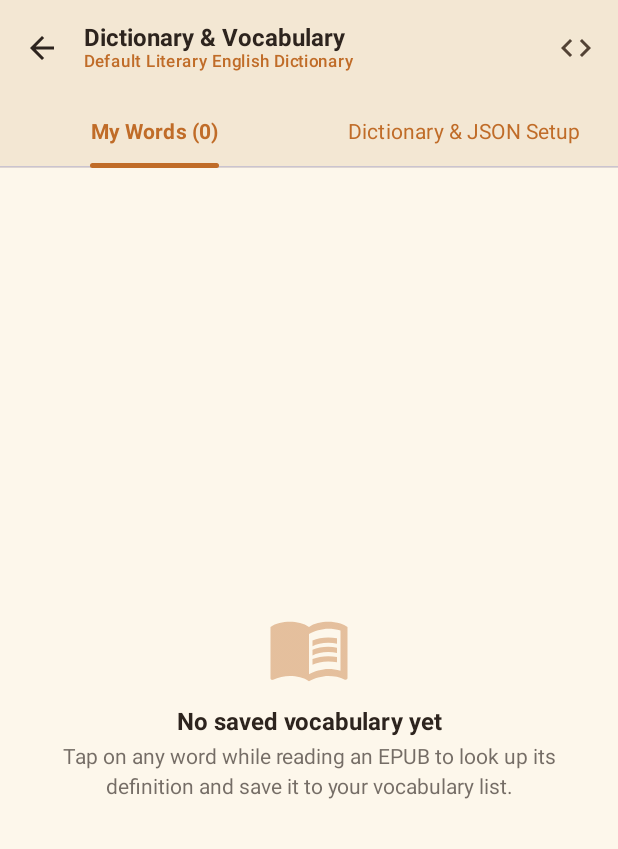
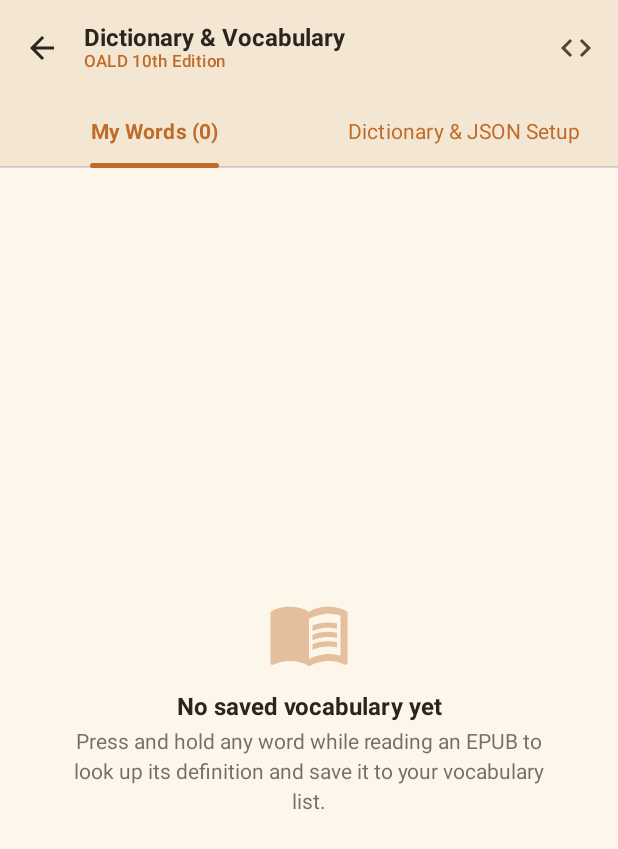
Before and after one commit to naider04/Android-EPUB-Reader, an Android app built with Jetpack Compose: the screen it shows after launch (MainActivity), after a tap on "Dictionary", on a phone screen of 412 x 824 dp. Shown: the top 849 px of the screen. Run offline under Robolectric (Android 15) with nearby library versions, the light colour scheme and no system bars; our stand-ins replace Room's generated code.

Commit message:
feat: bundle OALD 10th Edition dictionary and require long-press for word lookup
- Convert OALD dictionary JSON (57k entries) into an indexed SQLite asset
- Install DB to internal storage on first launch and query per lookup
- Match web reader semantics: strip normalization, inflection index,
  cross-reference resolution (e.g. took -> past tense of take)
- Word definitions now open on long-press with haptic feedback instead of tap
- Header dictionary button opens the searchable sheet; update hint texts

```diff
--- a/app/src/main/java/com/example/data/dictionary/DefaultDictionaryData.kt
+++ /dev/null
@@ -1,422 +0,0 @@
-package com.example.data.dictionary
-
-import com.example.data.model.DictionaryEntry
-import com.example.data.model.DictionaryMeaning
-
-object DefaultDictionaryData {
-    val entries: Map<String, DictionaryEntry> by lazy {
-        val list = listOf(
-            DictionaryEntry(
-                word = "ephemeral",
-                phonetic = "/ɪˈfem.ər.əl/",
-                meanings = listOf(
-                    DictionaryMeaning(
-                        partOfSpeech = "adjective",
-                        definitions = listOf("Lasting for only a very short time; transitory; fleeting."),
-                        examples = listOf("The ephemeral beauty of cherry blossoms in springtime.", "Fame in modern media is often ephemeral.")
-                    )
-                ),
-                origin = "From Greek ephēmeros, meaning 'lasting only a day'."
-            ),
-            DictionaryEntry(
-                word = "serendipity",
-                phonetic = "/ˌser.ənˈdɪp.ə.ti/",
-                meanings = listOf(
-                    DictionaryMeaning(
-                        partOfSpeech = "noun",
-                        definitions = listOf("The occurrence and development of events by chance in a happy or beneficial way."),
-                        examples = listOf("Finding that rare first edition book was pure serendipity.")
-                    )
-                ),
-                origin = "Coined by Horace Walpole in 1754 from the Persian fairy tale 'The Three Princes of Serendip'."
-            ),
-            DictionaryEntry(
-                word = "solitude",
-                phonetic = "/ˈsɒl.ɪ.tjuːd/",
-                meanings = listOf(
-                    DictionaryMeaning(
-                        partOfSpeech = "noun",
-                        definitions = listOf("The state or situation of being alone, especially when pleasant and peaceful."),
-                        examples = listOf("She savored the peace and solitude of the mountain cabin.")
-                    )
-                )
-            ),
-            DictionaryEntry(
-                word = "eloquence",
-                phonetic = "/ˈel.ə.kwəns/",
-                meanings = listOf(
-                    DictionaryMeaning(
-                        partOfSpeech = "noun",
-                        definitions = listOf("Fluent or persuasive speaking or writing; the art of using language with clarity and power."),
-                        examples = listOf("The senator spoke with great eloquence and conviction.")
-                    )
-                )
-            ),
-            DictionaryEntry(
-                word = "resilience",
-                phonetic = "/rɪˈzɪl.jəns/",
-                meanings = listOf(
-                    DictionaryMeaning(
-                        partOfSpeech = "noun",
-                        definitions = listOf("The capacity to recover quickly from difficulties; toughness and elasticity."),
-                        examples = listOf("The resilience of the human spirit in times of crisis.")
-                    )
-                )
-            ),
-            DictionaryEntry(
-                word = "luminous",
-                phonetic = "/ˈluː.mɪ.nəs/",
-                meanings = listOf(
-                    DictionaryMeaning(
-                        partOfSpeech = "adjective",
-                        definitions = listOf("Full of or shedding light; bright or shining, especially in the dark; clear and enlightened."),
-                        examples = listOf("The luminous moon reflected over the tranquil sea.", "Her luminous prose captivated generations of readers.")
-                    )
-                )
-            ),
-            DictionaryEntry(
-                word = "ineffable",
-                phonetic = "/ɪnˈef.ə.bəl/",
-                meanings = listOf(
-                    DictionaryMeaning(
-                        partOfSpeech = "adjective",
-                        definitions = listOf("Too great or extreme to be expressed or described in words; inexpressible."),
-                        examples = listOf("An ineffable sense of joy swept through the crowd.")
-                    )
-                )
-            ),
-            DictionaryEntry(
-                word = "melancholy",
-                phonetic = "/ˈmel.əŋ.kɒl.i/",
-                meanings = listOf(
-                    DictionaryMeaning(
-                        partOfSpeech = "noun / adjective",
-                        definitions = listOf("A feeling of pensive sadness, typically with no obvious cause; deeply thoughtful and somber."),
-                        examples = listOf("A feeling of melancholy descended on him as autumn arrived.")
-                    )
-                )
-            ),
-            DictionaryEntry(
-                word = "stratagem",
-                phonetic = "/ˈstræt.ə.dʒəm/",
-                meanings = listOf(
-                    DictionaryMeaning(
-                        partOfSpeech = "noun",
-                        definitions = listOf("A plan or scheme, especially one used to outwit an opponent or achieve an end in warfare or strategy."),
-                        examples = listOf("Sun Tzu's brilliant stratagem secured victory before the battle even began.")
-                    )
-                )
-            ),
-            DictionaryEntry(
-                word = "sublime",
-                phonetic = "/səˈblaɪm/",
-                meanings = listOf(
-                    DictionaryMeaning(
-                        partOfSpeech = "adjective",
-                        definitions = listOf("Of such excellence, grandeur, or beauty as to inspire great admiration or awe."),
-                        examples = listOf("The orchestra gave a sublime performance of Beethoven's Ninth.")
-                    )
-                )
-            ),
-            DictionaryEntry(
-                word = "fortitude",
-                phonetic = "/ˈfɔː.tɪ.tjuːd/",
-                meanings = listOf(
-                    DictionaryMeaning(
-                        partOfSpeech = "noun",
-                        definitions = listOf("Courage in pain or adversity."),
-                        examples = listOf("She endured her long illness with admirable fortitude.")
-                    )
-                )
-            ),
-            DictionaryEntry(
-                word = "epiphany",
-                phonetic = "/ɪˈpɪf.ən.i/",
-                meanings = listOf(
-                    DictionaryMeaning(
-                        partOfSpeech = "noun",
-                        definitions = listOf("A moment of sudden revelation or profound insight."),
-                        examples = listOf("In the quiet library, he experienced a sudden epiphany that solved the problem.")
-                    )
-                )
-            ),
-            DictionaryEntry(
-                word = "pragmatic",
-                phonetic = "/præɡˈmæt.ɪk/",
-                meanings = listOf(
-                    DictionaryMeaning(
-                        partOfSpeech = "adjective",
-                        definitions = listOf("Dealing with things sensibly and realistically in a way based on practical considerations rather than theoretical ones."),
-                        examples = listOf("We need a pragmatic approach to solve this dilemma.")
-                    )
-                )
-            ),
-            DictionaryEntry(
-                word = "quixotic",
-                phonetic = "/kwɪkˈsɒt.ɪk/",
-                meanings = listOf(
-                    DictionaryMeaning(
-                        partOfSpeech = "adjective",
-                        definitions = listOf("Exceedingly idealistic; unrealistic and impractical."),
-                        examples = listOf("A vast, quixotic campaign to change the world overnight.")
-                    )
-                ),
-                origin = "Derived from Don Quixote, hero of the romance by Cervantes."
-            ),
-            DictionaryEntry(
-                word = "curious",
-                phonetic = "/ˈkjʊə.ri.əs/",
-                meanings = listOf(
-                    DictionaryMeaning(
-                        partOfSpeech = "adjective",
-                        definitions = listOf("Eager to know or learn something; strange, unusual or noteworthy."),
-                        examples = listOf("'Curiouser and curiouser!' cried Alice.")
-                    )
-                )
-            ),
-            DictionaryEntry(
-                word = "labyrinth",
-                phonetic = "/ˈlæb.ə.rɪnθ/",
-                meanings = listOf(
-                    DictionaryMeaning(
-                        partOfSpeech = "noun",
-                        definitions = listOf("A complicated irregular network of passages or paths in which it is difficult to find one's way; a maze."),
-                        examples = listOf("A labyrinth of narrow streets in the old city.")
-                    )
-                )
-            ),
-            DictionaryEntry(
-                word = "sagacity",
-                phonetic = "/səˈɡæs.ə.ti/",
-                meanings = listOf(
-                    DictionaryMeaning(
-                        partOfSpeech = "noun",
-                        definitions = listOf("The quality of being sagacious; having or showing keen mental discernment and good judgement; shrewdness."),
-                        examples = listOf("A man of great political sagacity.")
-                    )
-                )
-            ),
-            DictionaryEntry(
-                word = "paradox",
-                phonetic = "/ˈpær.ə.dɒks/",
-                meanings = listOf(
-                    DictionaryMeaning(
-                        partOfSpeech = "noun",
-                        definitions = listOf("A seemingly absurd or self-contradictory statement or proposition that when investigated may prove to be well founded or true."),
-                        examples = listOf("The liar paradox: 'This statement is false.'")
-                    )
-                )
-            ),
-            DictionaryEntry(
-                word = "chronometer",
-                phonetic = "/krəˈnɒm.ɪ.tər/",
-                meanings = listOf(
-                    DictionaryMeaning(
-                        partOfSpeech = "noun",
-                        definitions = listOf("An instrument for measuring time accurately in spite of motion or variations in temperature, humidity, and air pressure."),
-                        examples = listOf("The time traveler calibrated his chronometer before engaging the brass lever.")
-                    )
-                )
-            ),
-            DictionaryEntry(
-                word = "dimension",
-                phonetic = "/daɪˈmen.ʃən/",
-                meanings = listOf(
-                    DictionaryMeaning(
-                        partOfSpeech = "noun",
-                        definitions = listOf("A measurable extent of some kind, such as length, breadth, depth, or time."),
-                        examples = listOf("Time is the fourth dimension of spacetime.")
-                    )
-                )
-            ),
-            DictionaryEntry(
-                word = "tactics",
-                phonetic = "/ˈtæk.tɪks/",
-                meanings = listOf(
-                    DictionaryMeaning(
-                        partOfSpeech = "noun",
-                        definitions = listOf("The art of disposing armed forces in order of battle and of organizing operations, or actions carefully planned to achieve a specific end."),
-                        examples = listOf("Strategy without tactics is the slowest route to victory.")
-                    )
-                )
-            ),
-            DictionaryEntry(
-                word = "sovereignty",
-                phonetic = "/ˈsɒv.rɪn.ti/",
-                meanings = listOf(
-                    DictionaryMeaning(
-                        partOfSpeech = "noun",
-                        definitions = listOf("Supreme power or authority; the authority of a state to govern itself."),
-                        examples = listOf("The sovereignty of the nation was preserved.")
-                    )
-                )
-            ),
-            DictionaryEntry(
-                word = "aesthetic",
-                phonetic = "/esˈθet.ɪk/",
-                meanings = listOf(
-                    DictionaryMeaning(
-                        partOfSpeech = "adjective / noun",
-                        definitions = listOf("Concerned with beauty or the appreciation of beauty; a set of principles underlying work of an artist."),
-                        examples = listOf("The book was crafted with meticulous aesthetic balance.")
-                    )
-                )
-            ),
-            DictionaryEntry(
-                word = "ponder",
-                phonetic = "/ˈpɒn.dər/",
-                meanings = listOf(
-                    DictionaryMeaning(
-                        partOfSpeech = "verb",
-                        definitions = listOf("Think about (something) carefully, especially before making a decision or reaching a conclusion."),
-                        examples = listOf("He sat by the window to ponder the ancient riddle.")
-                    )
-                )
-            ),
-            DictionaryEntry(
-                word = "vigilance",
-                phonetic = "/ˈvɪdʒ.ɪ.ləns/",
-                meanings = listOf(
-                    DictionaryMeaning(
-                        partOfSpeech = "noun",
-                        definitions = listOf("The action or state of keeping careful watch for possible danger or difficulties."),
-                        examples = listOf("Eternal vigilance is the price of liberty.")
-                    )
-                )
-            ),
-            DictionaryEntry(
-                word = "tenacious",
-                phonetic = "/təˈneɪ.ʃəs/",
-                meanings = listOf(
-                    DictionaryMeaning(
-                        partOfSpeech = "adjective",
-                        definitions = listOf("Tending to keep a firm hold of something; clinging or adhering closely; persistent and determined."),
-                        examples = listOf("Her tenacious pursuit of the truth uncovered the lost manuscript.")
-                    )
-                )
-            ),
-            DictionaryEntry(
-                word = "metamorphosis",
-                phonetic = "/ˌmet.əˈmɔː.fə.sɪs/",
-                meanings = listOf(
-                    DictionaryMeaning(
-                        partOfSpeech = "noun",
-                        definitions = listOf("A change of the form or nature of a thing or person into a completely different one."),
-                        examples = listOf("The caterpillar undergoes a complete metamorphosis into a butterfly.")
-                    )
-                )
-            ),
-            DictionaryEntry(
-                word = "constancy",
-                phonetic = "/ˈkɒn.stən.si/",
-                meanings = listOf(
-                    DictionaryMeaning(
-                        partOfSpeech = "noun",
-                        definitions = listOf("The quality of being faithful, dependable, or unchanging over time."),
-                        examples = listOf("His constancy in friendship was renowned.")
-                    )
-                )
-            ),
-            DictionaryEntry(
-                word = "profound",
-                phonetic = "/prəˈfaʊnd/",
-                meanings = listOf(
-                    DictionaryMeaning(
-                        partOfSpeech = "adjective",
-                        definitions = listOf("Very great or intense; having or showing great knowledge or insight."),
-                        examples = listOf("A profound silence filled the room after his remarks.")
-                    )
-                )
-            ),
-            DictionaryEntry(
-                word = "benevolent",
-                phonetic = "/bəˈnev.əl.ənt/",
-                meanings = listOf(
-                    DictionaryMeaning(
-                        partOfSpeech = "adjective",
-                        definitions = listOf("Well meaning and kindly; serving a charitable rather than profit-making purpose."),
-                        examples = listOf("A benevolent smile lit up his gentle face.")
-                    )
-                )
-            ),
-            DictionaryEntry(
-                word = "harmony",
-                phonetic = "/ˈhɑː.mə.ni/",
-                meanings = listOf(
-                    DictionaryMeaning(
-                        partOfSpeech = "noun",
-                        definitions = listOf("The combination of simultaneously sounded musical notes to produce chords; agreement or concord."),
-                        examples = listOf("Living in complete harmony with nature.")
-                    )
-                )
-            ),
-            DictionaryEntry(
-                word = "veracity",
-                phonetic = "/vəˈræs.ə.ti/",
-                meanings = listOf(
-                    DictionaryMeaning(
-                        partOfSpeech = "noun",
-                        definitions = listOf("Conformity to facts; accuracy; habitual truthfulness."),
-                        examples = listOf("Officials expressed doubt about the veracity of the claim.")
-                    )
-                )
-            ),
-            DictionaryEntry(
-                word = "zeal",
-                phonetic = "/ziːl/",
-                meanings = listOf(
-                    DictionaryMeaning(
-                        partOfSpeech = "noun",
-                        definitions = listOf("Great energy or enthusiasm in pursuit of a cause or an objective."),
-                        examples = listOf("His Laura had worked with tireless zeal on the project.")
-                    )
-                )
-            ),
-            DictionaryEntry(
-                word = "read",
-                phonetic = "/riːd/",
-                meanings = listOf(
-                    DictionaryMeaning(
-                        partOfSpeech = "verb",
-                        definitions = listOf("Look at and comprehend the meaning of written or printed characters or symbols."),
-                        examples = listOf("She spent the afternoon reading a novel.")
-                    )
-                )
-            ),
-            DictionaryEntry(
-                word = "book",
-                phonetic = "/bʊk/",
-                meanings = listOf(
-                    DictionaryMeaning(
-                        partOfSpeech = "noun",
-                        definitions = listOf("A written or printed work consisting of pages bound together."),
-                        examples = listOf("He opened the antique leather-bound book.")
-                    )
-                )
-            ),
-            DictionaryEntry(
-                word = "page",
-                phonetic = "/peɪdʒ/",
-                meanings = listOf(
-                    DictionaryMeaning(
-                        partOfSpeech = "noun",
-                        definitions = listOf("One side of a sheet of paper in a collection of sheets bound together, as in a book or magazine."),
-                        examples = listOf("Turn to page forty-two.")
-                    )
-                )
-            ),
-            DictionaryEntry(
-                word = "chapter",
-                phonetic = "/ˈtʃæp.tər/",
-                meanings = listOf(
-                    DictionaryMeaning(
-                        partOfSpeech = "noun",
-                        definitions = listOf("A main division of a book, typically with a number or title."),
-                        examples = listOf("The next chapter reveals the secret.")
-                    )
-                )
-            )
-        )
-        list.associateBy { it.word.lowercase() }
-    }
-}
--- a/app/src/main/java/com/example/data/model/DictionaryModels.kt
+++ b/app/src/main/java/com/example/data/model/DictionaryModels.kt
@@ -16,8 +16,8 @@
 )
 
 data class ActiveDictionaryInfo(
-    val id: String = "default",
-    val name: String = "Default Literary English Dictionary",
+    val id: String = "oald10",
+    val name: String = "OALD 10th Edition",
     val wordCount: Int = 0,
     val isCustom: Boolean = false,
     val dateLoaded: Long = System.currentTimeMillis()
--- a/app/src/main/java/com/example/ui/components/DictionaryBottomSheet.kt
+++ b/app/src/main/java/com/example/ui/components/DictionaryBottomSheet.kt
@@ -272,7 +272,7 @@
                         .height(120.dp)
                 ) {
                     Text(
-                        text = "Tap on any word in the book or type above to look up definitions instantly.",
+                        text = "Press and hold any word in the book, or type above, to look up its definition.",
                         style = MaterialTheme.typography.bodyMedium.copy(
                             color = textColor.copy(alpha = 0.6f),
                             textAlign = androidx.compose.ui.text.style.TextAlign.Center
--- a/app/src/main/java/com/example/ui/screens/ReaderScreen.kt
+++ b/app/src/main/java/com/example/ui/screens/ReaderScreen.kt
@@ -226,7 +226,7 @@
                     onTocClick = { viewModel.toggleTocSheet() },
                     onBookmarkClick = { viewModel.toggleBookmarkCurrentPage() },
                     onSettingsClick = { viewModel.toggleSettingsSheet() },
-                    onDictionaryClick = { viewModel.lookupWord("read", "") },
+                    onDictionaryClick = { viewModel.openDictionarySheet() },
                     modifier = Modifier.align(Alignment.TopCenter)
                 )
 
--- a/app/src/main/java/com/example/ui/screens/VocabularyScreen.kt
+++ b/app/src/main/java/com/example/ui/screens/VocabularyScreen.kt
@@ -187,7 +187,7 @@
                                 )
                                 Spacer(modifier = Modifier.height(6.dp))
                                 Text(
-                                    text = "Tap on any word while reading an EPUB to look up its definition and save it to your vocabulary list.",
+                                    text = "Press and hold any word while reading an EPUB to look up its definition and save it to your vocabulary list.",
                                     style = MaterialTheme.typography.bodyMedium.copy(
                                         color = MaterialTheme.colorScheme.onSurface.copy(alpha = 0.65f),
                                         textAlign = androidx.compose.ui.text.style.TextAlign.Center
--- a/app/src/main/java/com/example/ui/viewmodel/ReaderViewModel.kt
+++ b/app/src/main/java/com/example/ui/viewmodel/ReaderViewModel.kt
@@ -302,6 +302,10 @@
         }
     }
 
+    fun openDictionarySheet() {
+        _uiState.value = _uiState.value.copy(isDictionarySheetVisible = true)
+    }
+
     fun closeDictionarySheet() {
         _uiState.value = _uiState.value.copy(isDictionarySheetVisible = false, selectedDictionaryEntry = null)
     }
--- a/app/src/main/java/com/example/ui/viewmodel/VocabularyViewModel.kt
+++ b/app/src/main/java/com/example/ui/viewmodel/VocabularyViewModel.kt
@@ -141,7 +141,7 @@
     fun resetToDefaultDictionary() {
         viewModelScope.launch {
             dictionaryService.resetToDefaultDictionary()
-            _uiState.value = _uiState.value.copy(importMessage = "Switched to Default Literary English Dictionary.")
+            _uiState.value = _uiState.value.copy(importMessage = "Switched back to OALD 10th Edition.")
         }
     }
 
```
Also changed, not shown: app/src/main/java/com/example/data/dictionary/DictionaryService.kt (+216 -41 lines), app/src/main/java/com/example/ui/components/PageContent.kt (+7 -1 lines), 1 other file.
